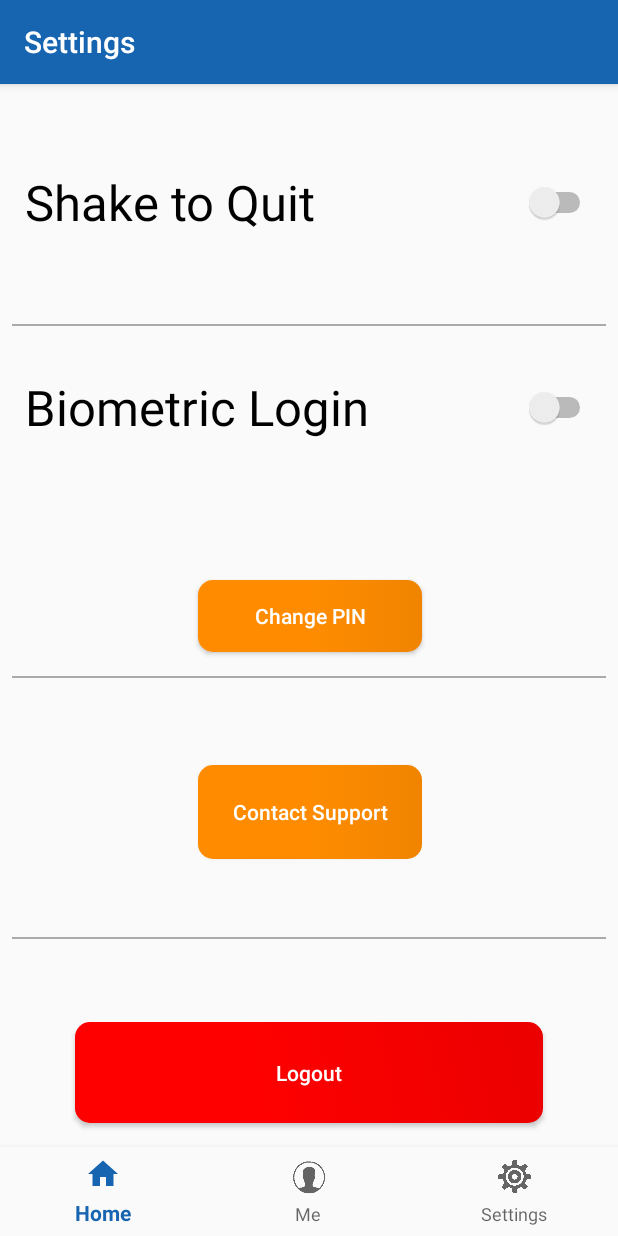
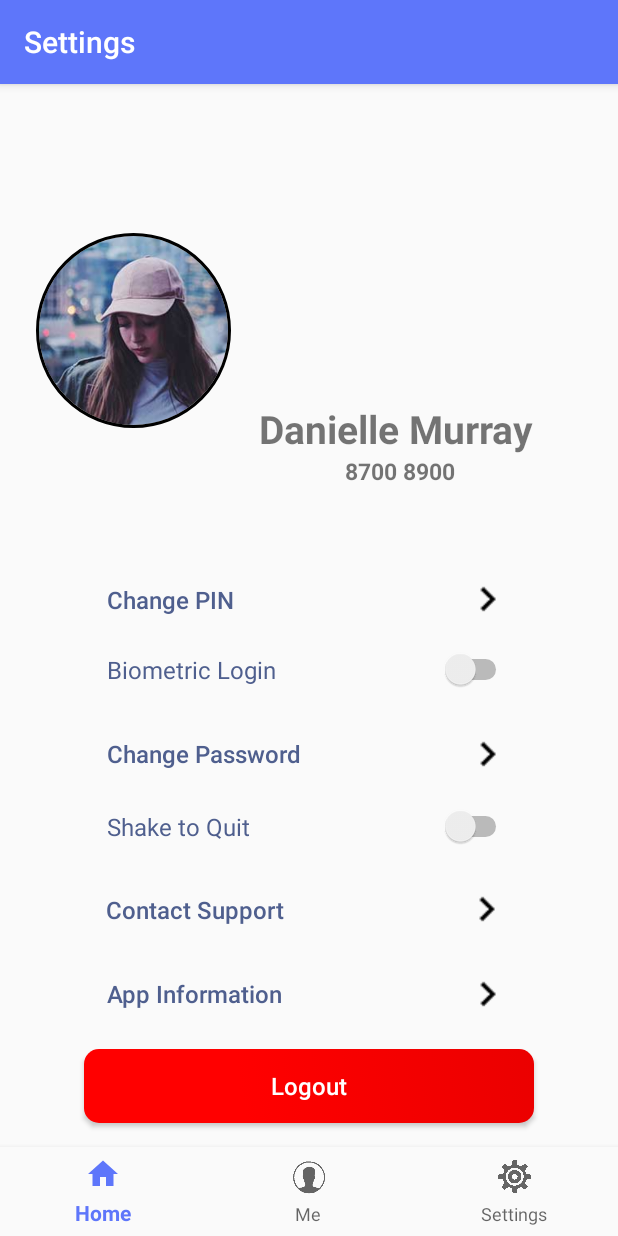
Before and after one commit to geostrong/Pocket_v2.0, an Android app: the fragment MoreFragment placed in its activity, on a phone screen of 412 x 824 dp. Run offline under Robolectric (Android 15) with nearby library versions, the phone set to English and light mode, and no system bars; our stand-ins replace CircleImageView, Volley, sdp/ssp sizes; network calls fail.

Commit message:
added a few more screens, settings screen changed

```diff
--- a/app/build.gradle
+++ b/app/build.gradle
@@ -39,6 +39,7 @@ dependencies {
     implementation 'de.hdodenhof:circleimageview:2.2.0'
     implementation 'com.android.support:gridlayout-v7:28.0.0'
     implementation 'com.mcxiaoke.volley:library-aar:1.0.0'
+    implementation 'com.android.support:cardview-v7:28.0.0'
 }
 
 apply plugin: 'com.google.gms.google-services'
--- a/app/src/main/res/drawable/buttonlayout.xml
+++ b/app/src/main/res/drawable/buttonlayout.xml
@@ -3,13 +3,13 @@
 <item>
     <shape android:shape="rectangle">
         <!-- solid background -->
-        <solid android:color="#FF8C00"/>\
+        <solid android:color="#FF8C00"/>
         <gradient
             android:angle="0"
             android:centerX="50%"
-            android:centerColor="#FF8C00"
-            android:startColor="#FF8C00"
-            android:endColor="#F08400"
+            android:centerColor="#5e76fa"
+            android:startColor="#5e76fa"
+            android:endColor="#5e76fa"
             android:type="linear"
             />
         <!-- draw 35 dp radius for each corner -->
--- a/app/src/main/res/layout/fragment_more.xml
+++ b/app/src/main/res/layout/fragment_more.xml
@@ -5,141 +5,164 @@
     android:layout_width="match_parent"
     android:layout_height="match_parent">
 
-    <View
-        android:id="@+id/view2"
-        android:layout_width="match_parent"
-        android:layout_height="@dimen/_1sdp"
+
+    <TextView
+        android:id="@+id/textView6"
+        android:layout_width="wrap_content"
+        android:layout_height="wrap_content"
         android:layout_marginStart="8dp"
-        android:layout_marginTop="8dp"
-        android:layout_marginEnd="8dp"
-        android:layout_marginBottom="8dp"
-        android:background="@android:color/darker_gray"
-        app:layout_constraintBottom_toBottomOf="parent"
+        android:text="@string/profile_name"
+        android:textSize="@dimen/_20ssp"
+        android:textStyle="bold"
+        app:autoSizeTextType="uniform"
+        app:layout_constraintBottom_toTopOf="@+id/phoneNumber2"
         app:layout_constraintEnd_toEndOf="parent"
-        app:layout_constraintStart_toStartOf="parent"
-        app:layout_constraintTop_toTopOf="parent"
-        app:layout_constraintVertical_bias="0.22000003" />
+        app:layout_constraintHorizontal_bias="0.162"
+        app:layout_constraintStart_toEndOf="@+id/profile_image2" />
 
-    <View
-        android:id="@+id/view3"
-        android:layout_width="match_parent"
-        android:layout_height="@dimen/_1sdp"
+    <TextView
+        android:id="@+id/phoneNumber2"
+        android:layout_width="wrap_content"
+        android:layout_height="wrap_content"
         android:layout_marginStart="8dp"
-        android:layout_marginTop="8dp"
-        android:layout_marginEnd="8dp"
-        android:layout_marginBottom="8dp"
-        android:background="@android:color/darker_gray"
-        app:layout_constraintBottom_toBottomOf="parent"
+        android:layout_marginBottom="52dp"
+        android:text="@string/phoneNumber"
+        android:textSize="@dimen/_12ssp"
+        android:textStyle="bold"
+        app:autoSizeTextType="uniform"
+        app:layout_constraintBottom_toTopOf="@+id/changePIN"
         app:layout_constraintEnd_toEndOf="parent"
-        app:layout_constraintHorizontal_bias="0.0"
-        app:layout_constraintStart_toStartOf="parent"
-        app:layout_constraintTop_toTopOf="parent"
-        app:layout_constraintVertical_bias="0.559" />
-
-    <View
-        android:id="@+id/view4"
-        android:layout_width="match_parent"
-        android:layout_height="@dimen/_1sdp"
-        android:layout_marginStart="8dp"
-        android:layout_marginTop="8dp"
-        android:layout_marginEnd="8dp"
-        android:layout_marginBottom="8dp"
-        android:background="@android:color/darker_gray"
-        app:layout_constraintBottom_toBottomOf="parent"
-        app:layout_constraintEnd_toEndOf="parent"
-        app:layout_constraintHorizontal_bias="1.0"
-        app:layout_constraintStart_toStartOf="parent"
-        app:layout_constraintTop_toTopOf="parent"
-        app:layout_constraintVertical_bias="0.811" />
+        app:layout_constraintHorizontal_bias="0.386"
+        app:layout_constraintStart_toEndOf="@+id/profile_image2" />
 
     <Button
         android:id="@+id/logoutButton"
-        android:layout_width="@dimen/_240sdp"
-        android:layout_height="@dimen/_52sdp"
+        android:layout_width="300sp"
+        android:layout_height="49sp"
         android:layout_marginStart="8dp"
-        android:layout_marginTop="8dp"
         android:layout_marginEnd="8dp"
         android:layout_marginBottom="16dp"
         android:background="@drawable/logoutbuttonlayout"
         android:text="Logout"
         android:textAllCaps="false"
         android:textColor="#FFFFFF"
+        android:textSize="16sp"
         app:layout_constraintBottom_toBottomOf="parent"
         app:layout_constraintEnd_toEndOf="parent"
-        app:layout_constraintStart_toStartOf="parent"
-        app:layout_constraintTop_toBottomOf="@+id/textView2"
-        app:layout_constraintVertical_bias="1.0" />
+        app:layout_constraintStart_toStartOf="parent" />
+
+    <Button
+        android:id="@+id/changePassword"
+        android:layout_width="270dp"
+        android:layout_height="49sp"
+        android:layout_marginStart="8dp"
+        android:layout_marginEnd="8dp"
+        android:background="@android:color/transparent"
+        android:drawableRight="@drawable/ic_right_arrow"
+        android:gravity="center_vertical"
+        android:text="Change Password"
+        android:textAllCaps="false"
+        android:textColor="#4f5f8e"
+        android:textSize="16sp"
+        app:layout_constraintBottom_toTopOf="@+id/shakeToQuit"
+        app:layout_constraintEnd_toEndOf="parent"
+        app:layout_constraintStart_toStartOf="parent" />
+
+    <Button
+        android:id="@+id/appInfo"
+        android:layout_width="270dp"
+        android:layout_height="49sp"
+        android:layout_marginStart="8dp"
+        android:layout_marginEnd="8dp"
+        android:layout_marginBottom="12dp"
+        android:background="@android:color/transparent"
+        android:drawableRight="@drawable/ic_right_arrow"
+        android:gravity="center_vertical"
+        android:text="App Information"
+        android:textAllCaps="false"
+        android:textColor="#4f5f8e"
+        android:textSize="16sp"
+        app:layout_constraintBottom_toTopOf="@+id/logoutButton"
+        app:layout_constraintEnd_toEndOf="parent"
+        app:layout_constraintStart_toStartOf="parent" />
 
     <Button
         android:id="@+id/changePIN"
-        android:layout_width="@dimen/_115sdp"
-        android:layout_height="48dp"
+        android:layout_width="270dp"
+        android:layout_height="46dp"
         android:layout_marginStart="8dp"
-        android:layout_marginTop="8dp"
         android:layout_marginEnd="8dp"
-        android:layout_marginBottom="16dp"
-        android:background="@drawable/buttonlayout"
+        android:background="@android:color/transparent"
+        android:drawableRight="@drawable/ic_right_arrow"
+        android:gravity="center_vertical"
         android:text="Change PIN"
         android:textAllCaps="false"
-        android:textColor="#FFFFFF"
-        app:layout_constraintBottom_toTopOf="@+id/view3"
+        android:textColor="#4f5f8e"
+        android:textSize="16sp"
+        app:layout_constraintBottom_toTopOf="@+id/biometricLogin"
         app:layout_constraintEnd_toEndOf="parent"
-        app:layout_constraintHorizontal_bias="0.502"
-        app:layout_constraintStart_toStartOf="parent"
-        app:layout_constraintTop_toBottomOf="@+id/textView2"
-        app:layout_constraintVertical_bias="0.52" />
+        app:layout_constraintStart_toStartOf="parent" />
 
     <Button
         android:id="@+id/contactSupport"
-        android:layout_width="@dimen/_115sdp"
-        android:layout_height="@dimen/_48sdp"
+        android:layout_width="270dp"
+        android:layout_height="47dp"
         android:layout_marginStart="8dp"
-        android:layout_marginTop="8dp"
         android:layout_marginEnd="8dp"
         android:layout_marginBottom="8dp"
-        android:background="@drawable/buttonlayout"
+        android:background="@android:color/transparent"
+        android:drawableRight="@drawable/ic_right_arrow"
+        android:gravity="center_vertical"
         android:text="Contact Support"
         android:textAllCaps="false"
-        android:textColor="#FFFFFF"
-        app:layout_constraintBottom_toTopOf="@+id/view4"
+        android:textColor="#4f5f8e"
+        android:textSize="16sp"
+        app:layout_constraintBottom_toTopOf="@+id/appInfo"
         app:layout_constraintEnd_toEndOf="parent"
-        app:layout_constraintHorizontal_bias="0.502"
-        app:layout_constraintStart_toStartOf="parent"
-        app:layout_constraintTop_toBottomOf="@+id/view3"
-        app:layout_constraintVertical_bias="0.533" />
+        app:layout_constraintHorizontal_bias="0.496"
+        app:layout_constraintStart_toStartOf="parent" />
 
     <Switch
         android:id="@+id/shakeToQuit"
-        android:layout_width="@dimen/_293sdp"
-        android:layout_height="@dimen/_51sdp"
+        android:layout_width="270dp"
+        android:layout_height="47dp"
         android:layout_marginStart="8dp"
-        android:layout_marginTop="8dp"
         android:layout_marginEnd="8dp"
         android:layout_marginBottom="8dp"
         android:text="Shake to Quit"
-        android:textSize="@dimen/_25ssp"
-        app:layout_constraintBottom_toTopOf="@+id/view2"
+        android:textColor="#4f5f8e"
+        android:textSize="16sp"
+        app:layout_constraintBottom_toTopOf="@+id/contactSupport"
         app:layout_constraintEnd_toEndOf="parent"
-        app:layout_constraintHorizontal_bias="0.545"
+        app:layout_constraintStart_toStartOf="parent" />
+
+    <de.hdodenhof.circleimageview.CircleImageView
+        android:id="@+id/profile_image2"
+        android:layout_width="@dimen/_100sdp"
+        android:layout_height="@dimen/_100sdp"
+        android:layout_marginStart="24dp"
+        android:layout_marginTop="16dp"
+        android:layout_marginBottom="8dp"
+        android:scaleType="centerCrop"
+        android:src="@drawable/profile_image"
+        app:civ_border_color="#FF000000"
+        app:civ_border_width="2dp"
+        app:layout_constraintBottom_toTopOf="@+id/changePIN"
         app:layout_constraintStart_toStartOf="parent"
-        app:layout_constraintTop_toTopOf="parent"
-        app:layout_constraintVertical_bias="0.486" />
+        app:layout_constraintTop_toTopOf="parent" />
 
     <Switch
         android:id="@+id/biometricLogin"
-        android:layout_width="@dimen/_293sdp"
-        android:layout_height="@dimen/_51sdp"
+        android:layout_width="270dp"
+        android:layout_height="47dp"
         android:layout_marginStart="8dp"
-        android:layout_marginTop="8dp"
         android:layout_marginEnd="8dp"
         android:layout_marginBottom="8dp"
         android:text="Biometric Login"
-        android:textSize="@dimen/_25ssp"
-        app:layout_constraintBottom_toTopOf="@+id/view3"
+        android:textColor="#4f5f8e"
+        android:textSize="16sp"
+        app:layout_constraintBottom_toTopOf="@+id/changePassword"
         app:layout_constraintEnd_toEndOf="parent"
-        app:layout_constraintHorizontal_bias="0.545"
-        app:layout_constraintStart_toStartOf="parent"
-        app:layout_constraintTop_toBottomOf="@+id/view2"
-        app:layout_constraintVertical_bias="0.088" />
+        app:layout_constraintStart_toStartOf="parent" />
 
 </android.support.constraint.ConstraintLayout>
--- a/app/src/main/res/values/colors.xml
+++ b/app/src/main/res/values/colors.xml
@@ -1,7 +1,7 @@
 <?xml version="1.0" encoding="utf-8"?>
 <resources>
-    <color name="colorPrimary">#1765b1</color>
-    <color name="colorPrimaryDark">#2c388a</color>
-    <color name="colorPrimaryLight">#01b0fc</color>
-    <color name="colorAccent">#FF8C00</color>
+    <color name="colorPrimary">#5e76fa</color>
+    <color name="colorPrimaryDark">#094bc6</color>
+    <color name="colorPrimaryLight">#97a5ff</color>
+    <color name="colorAccent">#ffc71b</color>
 </resources>
```
Also changed, not shown: app/src/main/AndroidManifest.xml (+13 -17 lines), app/src/main/java/com/pocketwallet/pocket/RequestFragment_NFC_tapready.java (added, +108 -0 lines), app/src/main/java/com/pocketwallet/pocket/RequestFragment_Phone.java (added, +108 -0 lines), app/src/main/java/com/pocketwallet/pocket/TransactionResult.java (added, +13 -0 lines), app/src/main/res/layout/activity_login.xml (+11 -10 lines), app/src/main/res/layout/activity_quickqr.xml (+6 -4 lines), app/src/main/res/layout/activity_scanqr.xml (+9 -5 lines), app/src/main/res/layout/activity_transaction_result.xml (added, +122 -0 lines), app/src/main/res/layout/fragment_request_fragment__nfc_tapready.xml (added, +72 -0 lines), app/src/main/res/layout/fragment_request_fragment__phone.xml (added, +8 -0 lines), app/src/main/res/values/strings.xml (+12 -0 lines), app/src/main/res/drawable/ic_right_arrow.png (added), app/src/main/res/drawable/transactioncompleted.png (added).
